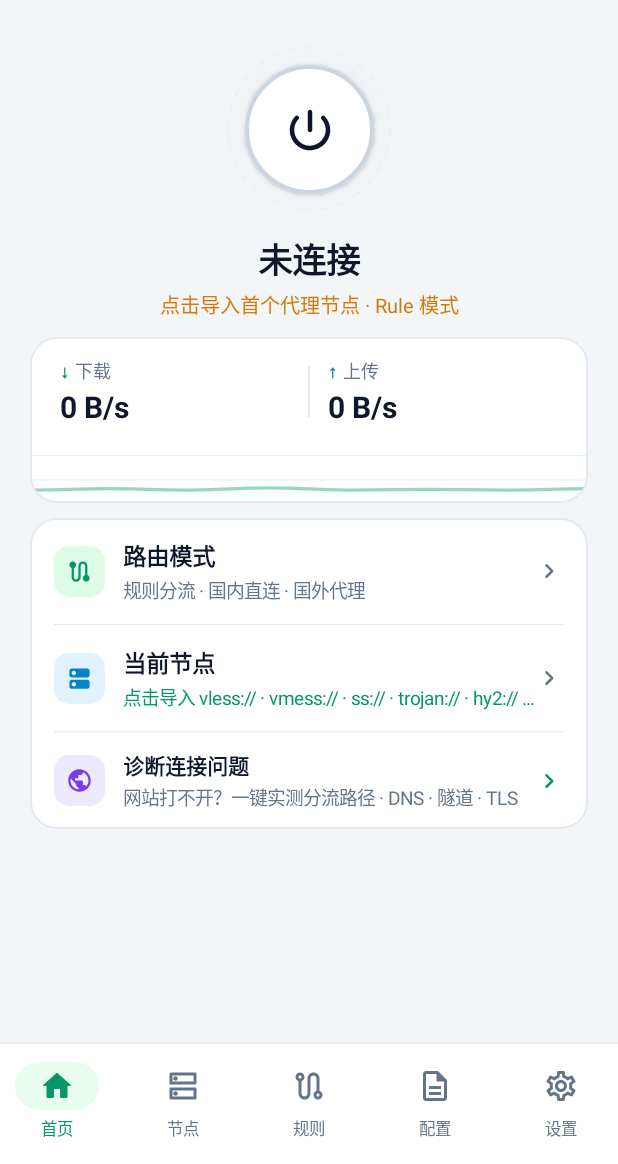
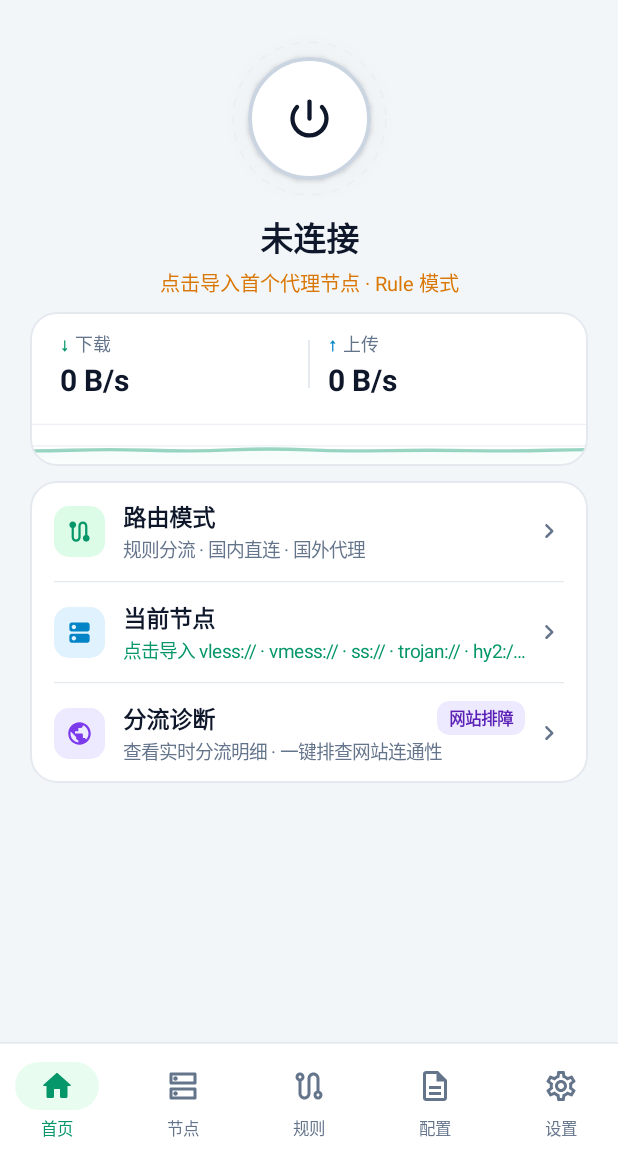
Before and after one commit to rustclash-labs/rust-clash, an Android app built with Jetpack Compose: the screen it shows after launch (MainActivity), on a phone screen of 412 x 824 dp, the part 72-1236 px from its top. Run offline under Robolectric (Android 15) with nearby library versions, the phone set to English and light mode, and no system bars.

Commit message:
fix(android): unify Home diagnostics row to prevent clipping & truncation (v0.5.5)
- Merge redundant Home summary rows ("分流：... 诊断明细" + "诊断连接问题") into a
  single compact "分流诊断" row with live full-width stats ("直连 X · 代理 Y [· 异常 Z]")
  and an inline "网站排障" pill (direct 1-tap jump to Rules Tab 2; tapping the row
  opens Tab 1 Diagnostics Details when live or Tab 2 Troubleshooter when idle).
- Move Row 2 LatencyPill onto the title line so long node names + protocol badges
  get full horizontal width without clipping.
- Inset TrafficWaveformGraph's active terminal beacon dot cleanly along the last
  cubic Hermite segment and raise the idle baseline slightly so it never clips
  against the card's rounded bottom-right corner.
- Tighten Home vertical spacing and HeroConnectButton proportions (~79dp saved)
  so the entire connected Home screen fits cleanly above the bottom navigation bar
  without vertical clipping.
- Add Robolectric UI regression test guarding against bottom-bar clipping and
  verifying both "分流诊断" (Tab 1) and "网站排障" (Tab 2) navigation targets.
- Bump version across all manifests to 0.5.5 (Android versionCode 34).

```diff
--- a/android/app/build.gradle.kts
+++ b/android/app/build.gradle.kts
@@ -12,8 +12,8 @@ android {
         applicationId = "io.github.rustclashlabs.rustclash"
         minSdk = 26
         targetSdk = 35
-        versionCode = 33
-        versionName = "0.5.4"
+        versionCode = 34
+        versionName = "0.5.5"
     }
 
     splits {
--- a/android/app/src/main/java/io/github/rustclashlabs/rustclash/ui/screens/HomeScreen.kt
+++ b/android/app/src/main/java/io/github/rustclashlabs/rustclash/ui/screens/HomeScreen.kt
@@ -373,7 +373,7 @@ fun HomeScreen(
             }
         }
 
-        Spacer(modifier = Modifier.height(8.dp))
+        Spacer(modifier = Modifier.height(6.dp))
 
         // Hero Connect Section
         Column(
@@ -387,7 +387,7 @@ fun HomeScreen(
                 onClick = onToggleVpn,
             )
 
-            Spacer(modifier = Modifier.height(6.dp))
+            Spacer(modifier = Modifier.height(4.dp))
 
             val statusTitle = when (state.vpnState) {
                 VpnLifecycleState.RUNNING -> if (state.routingPreset == RoutingPresetUi.DIRECT) {
@@ -404,12 +404,12 @@ fun HomeScreen(
             }
             Text(
                 text = statusTitle,
-                fontSize = 23.sp,
+                fontSize = 22.sp,
                 fontWeight = FontWeight.Bold,
                 color = MaterialTheme.colorScheme.onBackground,
             )
 
-            Spacer(modifier = Modifier.height(4.dp))
+            Spacer(modifier = Modifier.height(3.dp))
 
             val noSavedNodes = state.nodes.isEmpty() && !state.demoMode
             val isDirectConnected = isConnected && state.routingPreset == RoutingPresetUi.DIRECT
@@ -432,7 +432,7 @@ fun HomeScreen(
             )
 
             if (isConnected) {
-                Spacer(modifier = Modifier.height(8.dp))
+                Spacer(modifier = Modifier.height(6.dp))
                 Row(
                     horizontalArrangement = Arrangement.spacedBy(6.dp, Alignment.CenterHorizontally),
                     verticalAlignment = Alignment.CenterVertically,
@@ -459,7 +459,7 @@ fun HomeScreen(
             }
         }
 
-        Spacer(modifier = Modifier.height(12.dp))
+        Spacer(modifier = Modifier.height(10.dp))
 
         // Live Speed & Waveform Card
         Surface(
@@ -472,7 +472,7 @@ fun HomeScreen(
                 Row(
                     modifier = Modifier
                         .fillMaxWidth()
-                        .padding(start = 20.dp, end = 20.dp, top = 13.dp, bottom = 4.dp),
+                        .padding(start = 20.dp, end = 20.dp, top = 12.dp, bottom = 3.dp),
                     horizontalArrangement = Arrangement.spacedBy(12.dp),
                     verticalAlignment = Alignment.CenterVertically,
                 ) {
@@ -486,7 +486,7 @@ fun HomeScreen(
                     Box(
                         modifier = Modifier
                             .width(1.dp)
-                            .height(34.dp)
+                            .height(32.dp)
                             .background(extColors.hairline),
                     )
                     SpeedColumnItem(
@@ -505,7 +505,7 @@ fun HomeScreen(
                         color = MaterialTheme.colorScheme.onSurfaceVariant,
                         maxLines = 1,
                         overflow = TextOverflow.Ellipsis,
-                        modifier = Modifier.padding(horizontal = 20.dp, vertical = 2.dp),
+                        modifier = Modifier.padding(horizontal = 20.dp, vertical = 1.dp),
                     )
                 }
 
@@ -514,7 +514,7 @@ fun HomeScreen(
                     isConnected = isConnected,
                     modifier = Modifier
                         .fillMaxWidth()
-                        .height(48.dp)
+                        .height(42.dp)
                         .clip(RoundedCornerShape(bottomStart = 18.dp, bottomEnd = 18.dp)),
                 )
             }
@@ -522,7 +522,7 @@ fun HomeScreen(
 
         Spacer(modifier = Modifier.height(10.dp))
 
-        // Primary Summary Card: Routing Mode & Active Node
+        // Primary Summary Card: Routing Mode, Active Node & Unified Diagnostics
         Surface(
             modifier = Modifier.fillMaxWidth(),
             shape = RoundedCornerShape(18.dp),
@@ -535,7 +535,7 @@ fun HomeScreen(
                     modifier = Modifier
                         .fillMaxWidth()
                         .clickable { showRoutingSheet = true }
-                        .padding(horizontal = 16.dp, vertical = 13.dp),
+                        .padding(horizontal = 16.dp, vertical = 12.dp),
                     verticalAlignment = Alignment.CenterVertically,
                 ) {
                     HomeRowIconBadge(
@@ -550,7 +550,7 @@ fun HomeScreen(
                             style = MaterialTheme.typography.titleMedium,
                             color = MaterialTheme.colorScheme.onSurface,
                         )
-                        Spacer(modifier = Modifier.height(3.dp))
+                        Spacer(modifier = Modifier.height(2.dp))
                         Text(
                             text = "${state.routingPreset.homeBadge} · ${state.routingPreset.homeSubtitle}",
                             style = MaterialTheme.typography.bodySmall,
@@ -590,7 +590,7 @@ fun HomeScreen(
                                 onNavigateToNodes()
                             }
                         }
-                        .padding(horizontal = 16.dp, vertical = 13.dp),
+                        .padding(horizontal = 16.dp, vertical = 12.dp),
                     verticalAlignment = Alignment.CenterVertically,
                 ) {
                     HomeRowIconBadge(
@@ -600,12 +600,33 @@ fun HomeScreen(
                     )
                     Spacer(modifier = Modifier.width(12.dp))
                     Column(modifier = Modifier.weight(1f)) {
+                        Row(
+                            modifier = Modifier.fillMaxWidth(),
+                            verticalAlignment = Alignment.CenterVertically,
+                        ) {
                             Text(
                                 text = "当前节点",
                                 style = MaterialTheme.typography.titleMedium,
                                 color = MaterialTheme.colorScheme.onSurface,
+                                modifier = Modifier.weight(1f),
                             )
-                        Spacer(modifier = Modifier.height(3.dp))
+                            if (canTestActiveNode) {
+                                Spacer(modifier = Modifier.width(8.dp))
+                                LatencyPill(
+                                    delayMs = delayMs,
+                                    isProbing = isProbing,
+                                    isSelected = true,
+                                    onClick = onTestActiveLatency,
+                                )
+                            } else if (isProbing) {
+                                CircularProgressIndicator(
+                                    modifier = Modifier.size(15.dp),
+                                    strokeWidth = 2.dp,
+                                    color = extColors.emerald,
+                                )
+                            }
+                        }
+                        Spacer(modifier = Modifier.height(2.dp))
 
                         if (state.nodes.isEmpty() && !state.demoMode) {
                             Text(
@@ -626,25 +647,7 @@ fun HomeScreen(
                         }
                     }
 
-                    if (canTestActiveNode) {
-                        Spacer(modifier = Modifier.width(8.dp))
-                        LatencyPill(
-                            delayMs = delayMs,
-                            isProbing = isProbing,
-                            isSelected = true,
-                            onClick = onTestActiveLatency,
-                        )
                     Spacer(modifier = Modifier.width(6.dp))
-                    } else if (isProbing) {
-                        CircularProgressIndicator(
-                            modifier = Modifier
-                                .padding(end = 6.dp)
-                                .size(15.dp),
-                            strokeWidth = 2.dp,
-                            color = extColors.emerald,
-                        )
-                    }
-
                     Icon(
                         imageVector = Icons.AutoMirrored.Rounded.KeyboardArrowRight,
                         contentDescription = "查看节点列表",
@@ -653,65 +656,18 @@ fun HomeScreen(
                     )
                 }
 
-                // Optional Row 3 when VPN is running or diagnostics exist: 实时分流概览
-                if (isConnected || state.diagnostics.isNotEmpty()) {
-                    HorizontalDivider(
-                        modifier = Modifier.padding(horizontal = 16.dp),
-                        thickness = 0.8.dp,
-                        color = extColors.hairline,
-                    )
-                    Row(
-                        modifier = Modifier
-                            .fillMaxWidth()
-                            .clickable { onNavigateToRules(1) }
-                            .padding(horizontal = 16.dp, vertical = 11.dp),
-                        verticalAlignment = Alignment.CenterVertically,
-                    ) {
-                        val baseSummary =
-                            "分流：直连 ${state.directDiagnosticCount} · 代理 ${state.proxyDiagnosticCount}"
-                        val fullSummary = if (state.failedDiagnosticCount > 0) {
-                            "$baseSummary · 异常 ${state.failedDiagnosticCount}"
-                        } else {
-                            baseSummary
-                        }
-                        Text(
-                            text = fullSummary,
-                            style = MaterialTheme.typography.bodySmall,
-                            color = MaterialTheme.colorScheme.onSurfaceVariant,
-                            modifier = Modifier.weight(1f),
-                            maxLines = 1,
-                            overflow = TextOverflow.Ellipsis,
-                        )
-                        Spacer(modifier = Modifier.width(10.dp))
-                        Text(
-                            text = "诊断明细",
-                            style = MaterialTheme.typography.labelMedium,
-                            color = extColors.emerald,
-                            fontWeight = FontWeight.SemiBold,
-                            maxLines = 1,
-                            softWrap = false,
-                        )
-                        Spacer(modifier = Modifier.width(2.dp))
-                        Icon(
-                            imageVector = Icons.AutoMirrored.Rounded.KeyboardArrowRight,
-                            contentDescription = null,
-                            tint = extColors.emerald,
-                            modifier = Modifier.size(18.dp),
-                        )
-                    }
-                }
-
                 HorizontalDivider(
                     modifier = Modifier.padding(horizontal = 16.dp),
                     thickness = 0.8.dp,
                     color = extColors.hairline,
                 )
 
-                // Row 4: 诊断连接问题（为什么某网站打不开？）
+                // Row 3: Unified 分流诊断（点击查看诊断明细，右上角「网站排障」直达一键排障）
+                val hasLiveDiagnostics = isConnected || state.diagnostics.isNotEmpty()
                 Row(
                     modifier = Modifier
                         .fillMaxWidth()
-                        .clickable { onNavigateToRules(2) }
+                        .clickable { onNavigateToRules(if (hasLiveDiagnostics) 1 else 2) }
                         .padding(horizontal = 16.dp, vertical = 12.dp),
                     verticalAlignment = Alignment.CenterVertically,
                 ) {
@@ -722,26 +678,59 @@ fun HomeScreen(
                     )
                     Spacer(modifier = Modifier.width(12.dp))
                     Column(modifier = Modifier.weight(1f)) {
+                        Row(
+                            modifier = Modifier.fillMaxWidth(),
+                            verticalAlignment = Alignment.CenterVertically,
+                        ) {
                             Text(
-                            text = "诊断连接问题",
-                            style = MaterialTheme.typography.titleSmall,
+                                text = "分流诊断",
+                                style = MaterialTheme.typography.titleMedium,
+                                color = MaterialTheme.colorScheme.onSurface,
+                                modifier = Modifier.weight(1f),
+                            )
+                            Spacer(modifier = Modifier.width(8.dp))
+                            Surface(
+                                modifier = Modifier
+                                    .clip(RoundedCornerShape(8.dp))
+                                    .clickable { onNavigateToRules(2) },
+                                shape = RoundedCornerShape(8.dp),
+                                color = extColors.violetContainer,
+                            ) {
+                                Text(
+                                    text = "网站排障",
+                                    style = MaterialTheme.typography.labelSmall,
                                     fontWeight = FontWeight.SemiBold,
-                            color = MaterialTheme.colorScheme.onSurface,
+                                    color = extColors.onVioletContainer,
+                                    maxLines = 1,
+                                    softWrap = false,
+                                    modifier = Modifier.padding(horizontal = 8.dp, vertical = 3.dp),
                                 )
+                            }
+                        }
                         Spacer(modifier = Modifier.height(2.dp))
+                        val diagSubtitle = if (hasLiveDiagnostics) {
+                            val base = "直连 ${state.directDiagnosticCount} · 代理 ${state.proxyDiagnosticCount}"
+                            if (state.failedDiagnosticCount > 0) {
+                                "$base · 异常 ${state.failedDiagnosticCount}"
+                            } else {
+                                base
+                            }
+                        } else {
+                            "查看实时分流明细 · 一键排查网站连通性"
+                        }
                         Text(
-                            text = "网站打不开？一键实测分流路径 · DNS · 隧道 · TLS",
-                            style = MaterialTheme.typography.bodySmall,
+                            text = diagSubtitle,
+                            style = MaterialTheme.typography.bodySmall.copy(fontFeatureSettings = "tnum"),
                             color = MaterialTheme.colorScheme.onSurfaceVariant,
                             maxLines = 1,
                             overflow = TextOverflow.Ellipsis,
                         )
                     }
-                    Spacer(modifier = Modifier.width(8.dp))
+                    Spacer(modifier = Modifier.width(6.dp))
                     Icon(
                         imageVector = Icons.AutoMirrored.Rounded.KeyboardArrowRight,
-                        contentDescription = "打开网站排障",
-                        tint = extColors.emerald,
+                        contentDescription = if (hasLiveDiagnostics) "查看诊断明细" else "打开网站排障",
+                        tint = MaterialTheme.colorScheme.onSurfaceVariant,
                         modifier = Modifier.size(20.dp),
                     )
                 }
@@ -948,12 +937,12 @@ private fun HeroConnectButton(
 
     Box(
         contentAlignment = Alignment.Center,
-        modifier = Modifier.size(128.dp),
+        modifier = Modifier.size(118.dp),
     ) {
         // Multi-layer static-at-idle Neon radial aura + precision dashed orbit ring
         Canvas(
             modifier = Modifier
-                .size(128.dp)
+                .size(118.dp)
                 .then(
                     if (haloScale != 1.0f) {
                         Modifier.graphicsLayer {
@@ -977,7 +966,7 @@ private fun HeroConnectButton(
             )
             drawCircle(
                 color = ringColor.copy(alpha = if (isConnected) 0.42f else 0.18f),
-                radius = size.minDimension / 2f - 10.dp.toPx(),
+                radius = size.minDimension / 2f - 8.dp.toPx(),
                 style = Stroke(
                     width = 1.25.dp.toPx(),
                     pathEffect = PathEffect.dashPathEffect(floatArrayOf(9f, 9f), 0f),
@@ -997,7 +986,7 @@ private fun HeroConnectButton(
                 color = if (isConnected) Color.White.copy(alpha = 0.32f) else ringColor,
             ),
             shadowElevation = if (isConnected) 10.dp else 2.dp,
-            modifier = Modifier.size(86.dp),
+            modifier = Modifier.size(82.dp),
         ) {
             Box(
                 contentAlignment = Alignment.Center,
@@ -1017,7 +1006,7 @@ private fun HeroConnectButton(
             ) {
                 if (isTransitioning) {
                     CircularProgressIndicator(
-                        modifier = Modifier.size(32.dp),
+                        modifier = Modifier.size(30.dp),
                         strokeWidth = 2.8.dp,
                         color = ringColor,
                     )
@@ -1030,7 +1019,7 @@ private fun HeroConnectButton(
                             isErrorState -> ringColor
                             else -> MaterialTheme.colorScheme.onSurface
                         },
-                        modifier = Modifier.size(36.dp),
+                        modifier = Modifier.size(34.dp),
                     )
                 }
             }
```
Also changed, not shown: android/app/src/main/java/io/github/rustclashlabs/rustclash/ui/theme/DesignSystem.kt (+13 -9 lines), 10 other files. Lines whose indentation alone changed are shown as unchanged.
